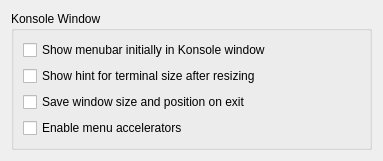
This is src/settings/GeneralSettings.ui in KDE/konsole as Qt 5 draws it before an edit. The edited form follows.
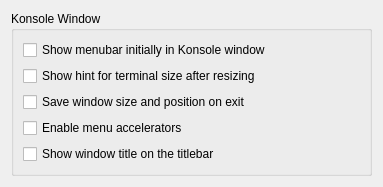
This is the edited form.

Commit message:
Add global option for showing window title on titlebar
When the window title from current session is emtpy, fallback to using
tab title.

Patch:
```diff
--- a/src/settings/GeneralSettings.ui
+++ b/src/settings/GeneralSettings.ui
@@ -80,6 +80,19 @@
           </property>
          </widget>
         </item>
+        <item row="4" column="0">
+         <widget class="QCheckBox" name="kcfg_ShowWindowTitleOnTitleBar">
+          <property name="sizePolicy">
+           <sizepolicy hsizetype="Preferred" vsizetype="Fixed">
+            <horstretch>0</horstretch>
+            <verstretch>0</verstretch>
+           </sizepolicy>
+          </property>
+          <property name="text">
+           <string>Show window title on the titlebar</string>
+          </property>
+         </widget>
+        </item>
        </layout>
       </widget>
      </item>
```
The commit also changes 5 other files.
